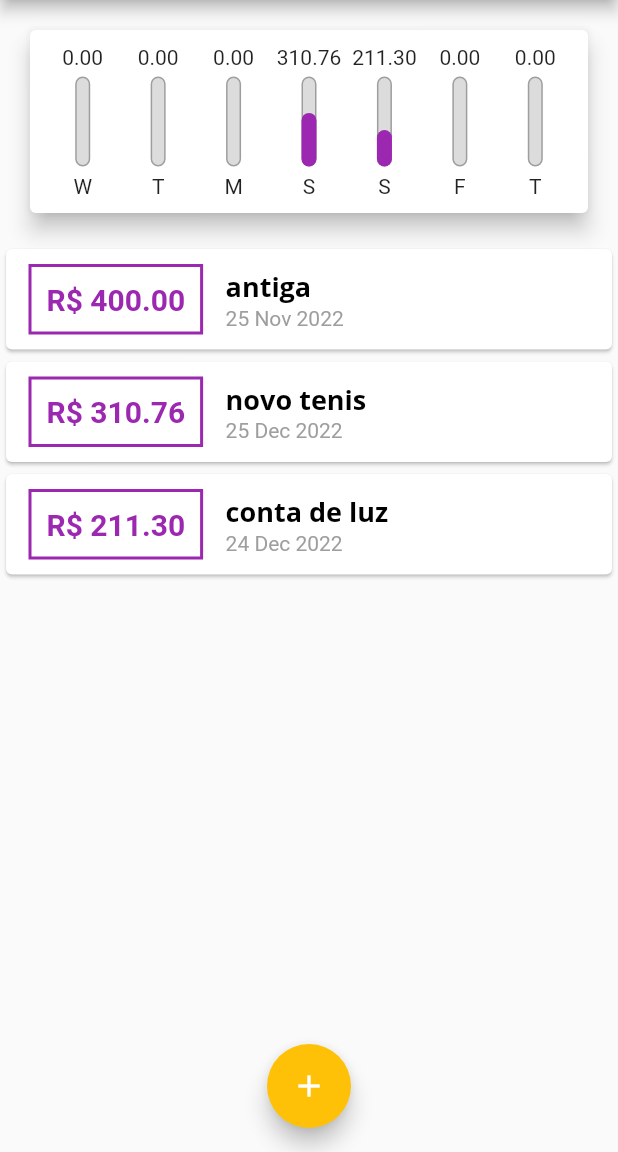
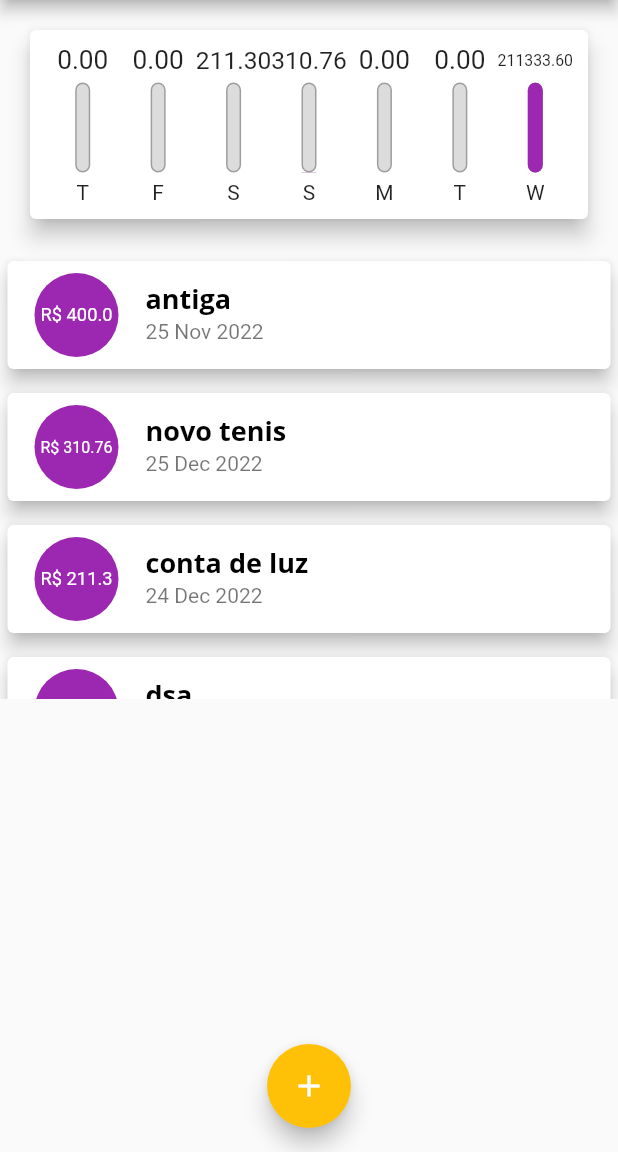
Before and after one commit to ThiagoPereira232/flutter-curso-cod3r, a Flutter app: the screen it shows after launch, on a phone screen of 412 x 824 dp, the part 84-1236 px from its top. Run offline on Flutter 3.47's test engine with Material 2 defaults, Android fonts, the phone set to English and light mode, and no system bars.

Commit message:
listtile e chart

```diff
--- a/curso_flutter/expenses/lib/components/chart.dart
+++ b/curso_flutter/expenses/lib/components/chart.dart
@@ -31,7 +31,7 @@ class Chart extends StatelessWidget {
         'day': DateFormat.E().format(weekDay)[0],
         'value': totalSum,
       };
-    });
+    }).reversed.toList();
   }
 
   double get _weekTotalValue {
--- a/curso_flutter/expenses/lib/components/chart_bar.dart
+++ b/curso_flutter/expenses/lib/components/chart_bar.dart
@@ -16,8 +16,11 @@ class ChartBar extends StatelessWidget {
   Widget build(BuildContext context) {
     return Column(
       children: [
-        FittedBox(
-          child: Text('${value!.toStringAsFixed(2)}'),
+        Container(
+          height: 20,
+          child: FittedBox(
+            child: Text('${value!.toStringAsFixed(2)}'),
+          ),
         ),
         const SizedBox(height: 5),
         Container(
--- a/curso_flutter/expenses/lib/components/transaction_list.dart
+++ b/curso_flutter/expenses/lib/components/transaction_list.dart
@@ -35,49 +35,34 @@ class TransactionList extends StatelessWidget {
                 final tr = transactions[index];
 
                 return Card(
-                  child: Row(
-                    children: [
-                      Container(
+                  elevation: 5,
                   margin: const EdgeInsets.symmetric(
-                          horizontal: 15,
-                          vertical: 10,
+                    vertical: 8,
+                    horizontal: 5,
                   ),
-                        decoration: BoxDecoration(
-                          border: Border.all(
-                            color: Theme.of(context).colorScheme.primary,
-                            width: 2,
-                          ),
-                        ),
-                        padding: const EdgeInsets.all(10),
+                  child: ListTile(
+                    leading: CircleAvatar(
+                      radius: 30,
+                      backgroundColor: Theme.of(context).colorScheme.primary,
+                      child: Padding(
+                        padding: const EdgeInsets.all(6),
+                        child: FittedBox(
                           child: Text(
-                          'R\$ ${tr.value.toStringAsFixed(2)}',
-                          style: TextStyle(
-                            fontWeight: FontWeight.bold,
-                            fontSize: 20,
-                            color: Theme.of(context).colorScheme.primary,
+                            'R\$ ${tr.value}',
+                            style: const TextStyle(
+                              color: Colors.white,
                             ),
                           ),
                         ),
-                      Column(
-                        crossAxisAlignment: CrossAxisAlignment.start,
-                        children: [
-                          Text(
+                      ),
+                    ),
+                    title: Text(
                       tr.title,
                       style: Theme.of(context).textTheme.headline6,
-                            // style: const TextStyle(
-                            //   fontSize: 16,
-                            //   fontWeight: FontWeight.bold,
-                            // ),
                     ),
-                          Text(
+                    subtitle: Text(
                       DateFormat('d MMM y').format(tr.date),
-                            style: const TextStyle(
-                              color: Colors.grey,
                     ),
-                          ),
-                        ],
-                      ),
-                    ],
                   ),
                 );
               },
--- a/curso_flutter/expenses/lib/main.dart
+++ b/curso_flutter/expenses/lib/main.dart
@@ -69,6 +69,18 @@ class _MyHomePageState extends State<MyHomePage> {
         title: 'conta de luz',
         value: 211.30,
         date: DateTime.now().subtract(Duration(days: 4))),
+    Transaction(
+      id: 't3',
+      title: 'dsa',
+      value: 211322.30,
+      date: DateTime.now(),
+    ),
+    Transaction(
+      id: 't4',
+      title: 'food',
+      value: 11.30,
+      date: DateTime.now(),
+    ),
   ];
 
   List<Transaction> get _recentTransactions {
```
Lines whose indentation alone changed are shown as unchanged.
